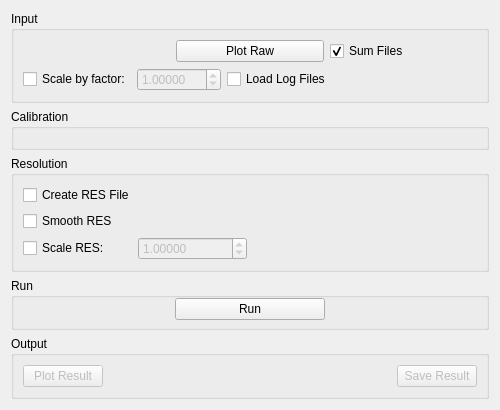
The window that qt/scientific_interfaces/Indirect/ISISCalibration.ui (mantidproject/mantid) describes before a commit, drawn with Qt 5.
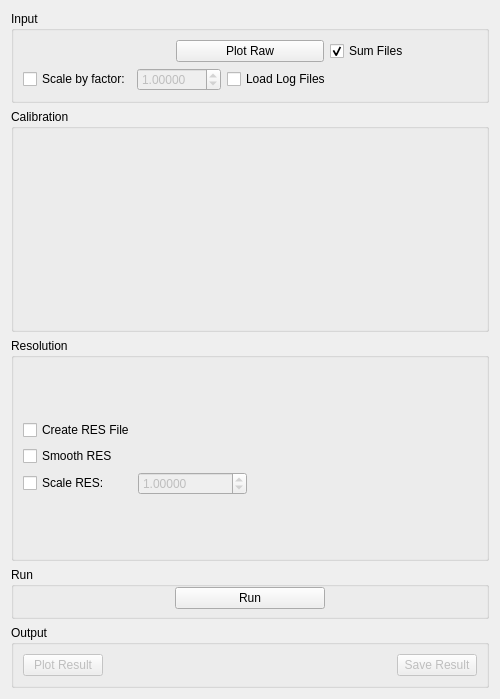
The same window after the commit. Custom widgets are drawn as their Qt base class.

Commit message: Refs #25901. Port ISISCalibration

The edit to the form file:
```diff
--- a/qt/scientific_interfaces/Indirect/ISISCalibration.ui
+++ b/qt/scientific_interfaces/Indirect/ISISCalibration.ui
@@ -7,7 +7,7 @@
     <x>0</x>
     <y>0</y>
     <width>500</width>
-    <height>367</height>
+    <height>695</height>
    </rect>
   </property>
   <property name="minimumSize">
@@ -139,11 +139,54 @@
       <string>Calibration</string>
      </property>
      <layout class="QHBoxLayout" name="horizontalLayout_20">
+      <property name="topMargin">
+       <number>0</number>
+      </property>
+      <property name="bottomMargin">
+       <number>0</number>
+      </property>
       <item>
-       <layout class="QVBoxLayout" name="propertiesCalibration"/>
+       <widget class="QFrame" name="fPropertyTable">
+        <property name="minimumSize">
+         <size>
+          <width>200</width>
+          <height>0</height>
+         </size>
+        </property>
+        <layout class="QGridLayout" name="gridLayout">
+         <property name="leftMargin">
+          <number>0</number>
+         </property>
+         <property name="topMargin">
+          <number>0</number>
+         </property>
+         <property name="rightMargin">
+          <number>0</number>
+         </property>
+         <property name="bottomMargin">
+          <number>0</number>
+         </property>
+         <item row="0" column="0">
+          <layout class="QVBoxLayout" name="propertiesCalibration">
+           <property name="topMargin">
+            <number>9</number>
+           </property>
+           <property name="bottomMargin">
+            <number>9</number>
+           </property>
+          </layout>
+         </item>
+        </layout>
+       </widget>
       </item>
       <item>
        <widget class="MantidQt::MantidWidgets::PreviewPlot" name="ppCalibration" native="true">
+        <property name="minimumSize">
+         <size>
+          <width>0</width>
+          <height>200</height>
+         </size>
+        </property>
         <property name="canvasColour" stdset="0">
          <color>
           <red>255</red>
@@ -162,10 +205,43 @@
       <string>Resolution</string>
      </property>
      <layout class="QHBoxLayout" name="cal_plots">
+      <property name="topMargin">
+       <number>0</number>
+      </property>
+      <property name="bottomMargin">
+       <number>0</number>
+      </property>
       <item>
+       <widget class="QFrame" name="frame">
+        <property name="minimumSize">
+         <size>
+          <width>200</width>
+          <height>0</height>
+         </size>
+        </property>
+        <layout class="QGridLayout" name="gridLayout_2">
+         <property name="leftMargin">
+          <number>0</number>
+         </property>
+         <property name="topMargin">
+          <number>0</number>
+         </property>
+         <property name="rightMargin">
+          <number>0</number>
+         </property>
+         <property name="bottomMargin">
+          <number>0</number>
+         </property>
+         <item row="0" column="0">
        <layout class="QVBoxLayout" name="loResolutionOptions">
         <item>
          <layout class="QGridLayout" name="loResolutionOptions2">
+             <property name="topMargin">
+              <number>9</number>
+             </property>
+             <property name="bottomMargin">
+              <number>9</number>
+             </property>
           <item row="2" column="0">
            <widget class="QCheckBox" name="ckResolutionScale">
             <property name="enabled">
@@ -219,8 +295,17 @@
         </item>
        </layout>
       </item>
+        </layout>
+       </widget>
+      </item>
       <item>
        <widget class="MantidQt::MantidWidgets::PreviewPlot" name="ppResolution" native="true">
+        <property name="minimumSize">
+         <size>
+          <width>0</width>
+          <height>200</height>
+         </size>
+        </property>
         <property name="canvasColour" stdset="0">
          <color>
           <red>255</red>
@@ -341,18 +426,18 @@
   </layout>
  </widget>
  <customwidgets>
-  <customwidget>
-   <class>MantidQt::API::MWRunFiles</class>
-   <extends>QWidget</extends>
-   <header>MantidQtWidgets/Common/MWRunFiles.h</header>
-   <container>1</container>
-  </customwidget>
   <customwidget>
    <class>MantidQt::MantidWidgets::PreviewPlot</class>
    <extends>QWidget</extends>
    <header>MantidQtWidgets/Plotting/PreviewPlot.h</header>
    <container>1</container>
   </customwidget>
+  <customwidget>
+   <class>MantidQt::API::MWRunFiles</class>
+   <extends>QWidget</extends>
+   <header>MantidQtWidgets/Common/MWRunFiles.h</header>
+   <container>1</container>
+  </customwidget>
  </customwidgets>
  <resources/>
  <connections>
```
Lines whose indentation alone changed are shown as unchanged. The commit also changes 7 other files.
